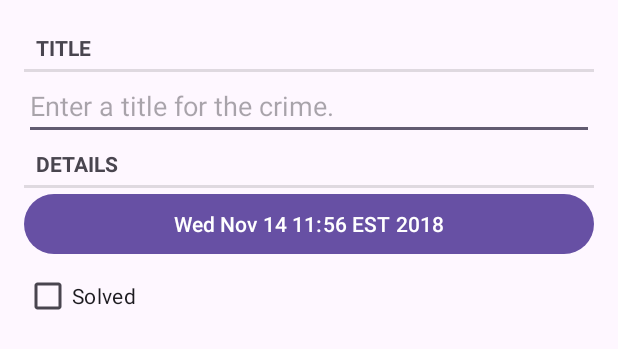
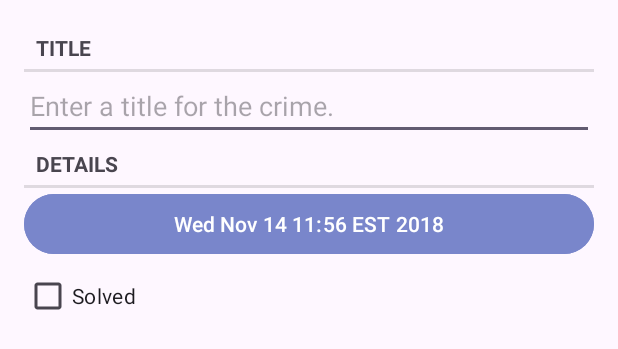
Before and after one commit to andriimazurets/CriminalIntent, an Android app: the layout fragment_crime.xml on its own in the app's theme, with its tools: preview values and no code run, on a phone screen of 412 x 824 dp. Shown: the top 349 px of the screen. Run offline under Robolectric (Android 15) with nearby library versions, the phone set to English and light mode, and no system bars.

Commit message:
update colors.xml

```diff
--- a/app/src/main/res/layout/fragment_crime.xml
+++ b/app/src/main/res/layout/fragment_crime.xml
@@ -24,6 +24,7 @@
         android:id="@+id/crime_date"
         android:layout_width="match_parent"
         android:layout_height="wrap_content"
+        android:backgroundTint="@color/colorPurple"
         tools:text="Wed Nov 14 11:56 EST 2018"/>
     <CheckBox
         android:id="@+id/crime_solved"
--- a/app/src/main/res/values/colors.xml
+++ b/app/src/main/res/values/colors.xml
@@ -2,4 +2,5 @@
 <resources>
     <color name="black">#FF000000</color>
     <color name="white">#FFFFFFFF</color>
+    <color name="colorPurple">#7986CB</color>
 </resources>
```
